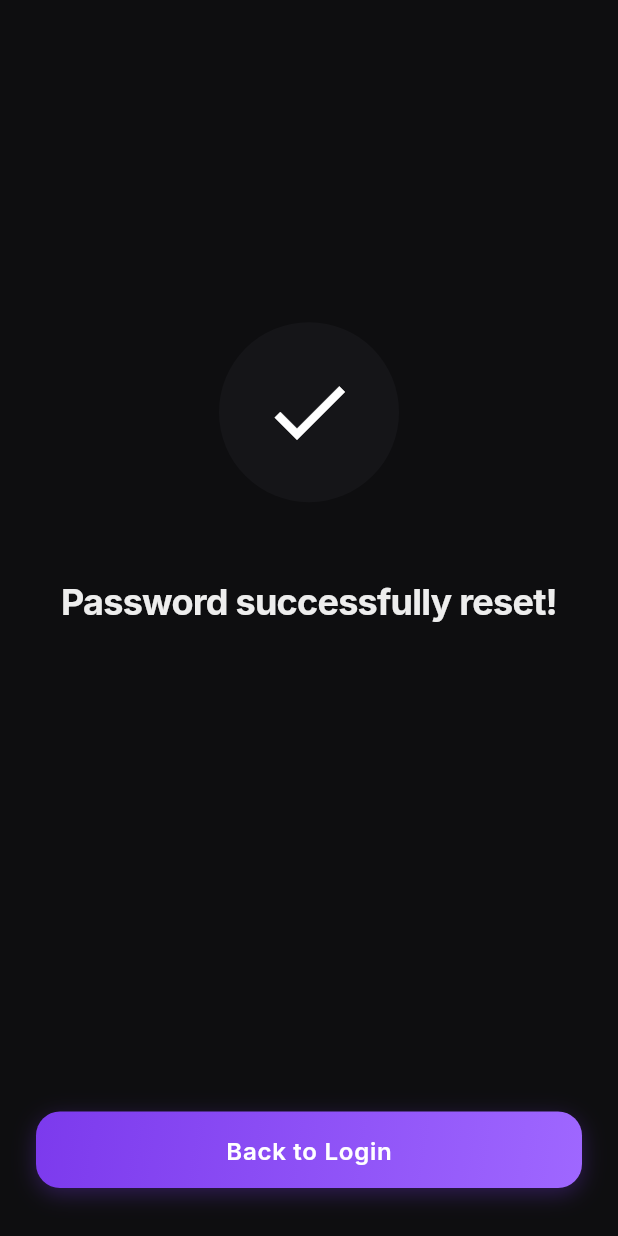
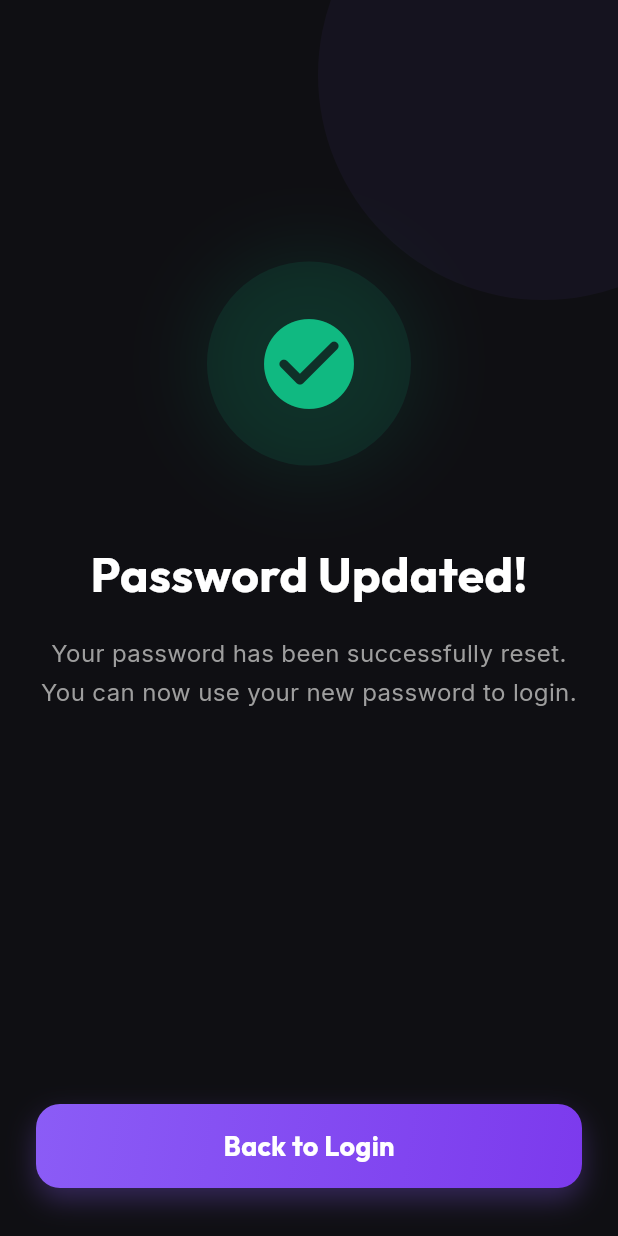
Before and after one commit to devaxissolutions/P11667, a Flutter app: the ResetSuccessScreen screen opened by its route, on a phone screen of 412 x 824 dp. Run offline on Flutter 3.47's test engine with Material 3 defaults, Android fonts, the phone set to English and light mode, and no system bars; our stand-ins replace cloud_firestore, connectivity_plus, equatable, firebase_auth, firebase_core, firebase_messaging and 9 more; missing offline and left inert: firebase_performance; accounts and stored records are empty; network calls fail.

Commit message:
style(auth): redesign reset success screen with celebratory theme

```diff
--- a/lib/features/auth/screens/reset_success_screen.dart
+++ b/lib/features/auth/screens/reset_success_screen.dart
@@ -1,8 +1,6 @@
 import 'package:flutter/material.dart';
 import 'package:go_router/go_router.dart';
-import '../../../core/theme/colors.dart';
-import '../../../core/theme/typography.dart';
-import '../../../core/widgets/primary_button.dart';
+import 'package:google_fonts/google_fonts.dart';
 
 class ResetSuccessScreen extends StatelessWidget {
   const ResetSuccessScreen({super.key});
@@ -10,49 +8,110 @@ class ResetSuccessScreen extends StatelessWidget {
   @override
   Widget build(BuildContext context) {
     return Scaffold(
-      backgroundColor: AppColors.background,
-      body: SafeArea(
+      backgroundColor: const Color(0xFF0F0F13),
+      body: Stack(
+        children: [
+          // Background accents
+          Positioned(
+            top: -100,
+            right: -100,
+            child: Container(
+              width: 300,
+              height: 300,
+              decoration: BoxDecoration(
+                shape: BoxShape.circle,
+                color: const Color(0xFF8B5CF6).withOpacity(0.05),
+              ),
+            ),
+          ),
+
+          SafeArea(
             child: Padding(
               padding: const EdgeInsets.symmetric(horizontal: 24),
               child: Column(
-            mainAxisAlignment: MainAxisAlignment.center,
                 children: [
                    const Spacer(flex: 2),
 
-              // Check icon
-              Container(
-                width: 120,
-                height: 120,
+                  // Success icon with Glow
+                  Center(
+                    child: Container(
+                      padding: const EdgeInsets.all(32),
                       decoration: BoxDecoration(
-                  color: AppColors.surface,
+                        color: const Color(0xFF10B981).withOpacity(0.1),
                         shape: BoxShape.circle,
+                        boxShadow: [
+                          BoxShadow(
+                            color: const Color(0xFF10B981).withOpacity(0.1),
+                            blurRadius: 40,
+                            spreadRadius: 10,
                           ),
-                child: const Center(
-                  child: Icon(
-                    Icons.check,
-                    color: Colors.white,
-                    size: 64,
+                        ],
+                      ),
+                      child: const Icon(
+                        Icons.check_circle_rounded,
+                        color: Color(0xFF10B981),
+                        size: 72,
                       ),
                     ),
                   ),
 
                   const SizedBox(height: 48),
 
-              // Title
+                  // Success Message
                   Text(
-                'Password successfully reset!',
-                style: AppTypography.title2,
+                    'Password Updated!',
+                    style: GoogleFonts.outfit(
+                      color: Colors.white,
+                      fontSize: 32,
+                      fontWeight: FontWeight.bold,
+                    ),
+                    textAlign: TextAlign.center,
+                  ),
+                  const SizedBox(height: 16),
+                  Text(
+                    'Your password has been successfully reset. You can now use your new password to login.',
+                    style: GoogleFonts.inter(
+                      color: Colors.grey[500],
+                      fontSize: 16,
+                      height: 1.6,
+                    ),
                     textAlign: TextAlign.center,
                   ),
 
                   const Spacer(flex: 3),
 
                   // Back to login button
-              PrimaryButton(
-                text: 'Back to Login',
-                onPressed: () {
-                  context.go('/auth');
-                },
+                  GestureDetector(
+                    onTap: () => context.go('/auth'),
+                    child: Container(
+                      width: double.infinity,
+                      height: 56,
+                      decoration: BoxDecoration(
+                        gradient: const LinearGradient(
+                          colors: [Color(0xFF8B5CF6), Color(0xFF7C3AED)],
+                          begin: Alignment.topLeft,
+                          end: Alignment.bottomRight,
+                        ),
+                        borderRadius: BorderRadius.circular(16),
+                        boxShadow: [
+                          BoxShadow(
+                            color: const Color(0xFF8B5CF6).withOpacity(0.3),
+                            blurRadius: 15,
+                            offset: const Offset(0, 8),
+                          ),
+                        ],
+                      ),
+                      child: Center(
+                        child: Text(
+                          'Back to Login',
+                          style: GoogleFonts.outfit(
+                            color: Colors.white,
+                            fontSize: 18,
+                            fontWeight: FontWeight.bold,
+                          ),
+                        ),
+                      ),
+                    ),
                   ),
 
                   const SizedBox(height: 32),
@@ -60,6 +119,8 @@ class ResetSuccessScreen extends StatelessWidget {
               ),
             ),
           ),
+        ],
+      ),
     );
   }
 }
```
Lines whose indentation alone changed are shown as unchanged.
